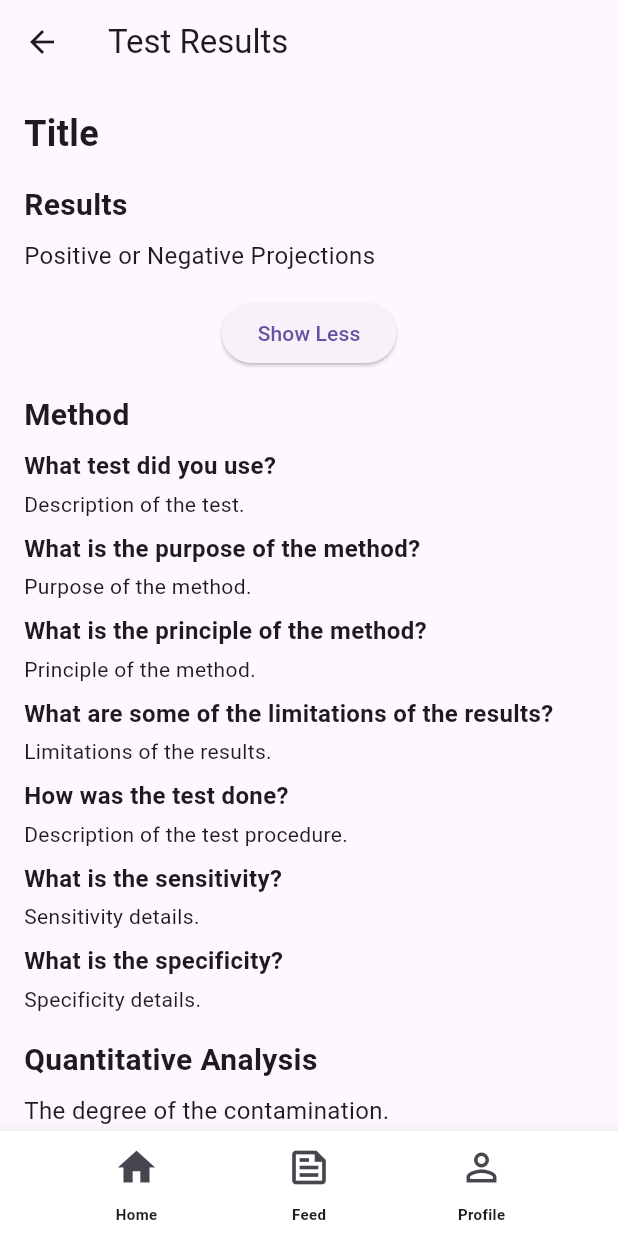
After one commit to Mwansa-1/CAlert, a Flutter app: the ResultPage screen opened by its route, after a tap on "Show More", on a phone screen of 412 x 824 dp. The commit adds this screen. Run offline on Flutter 3.47's test engine with Material 3 defaults, Android fonts, the phone set to English and light mode, and no system bars; our stand-ins replace flutter_bluetooth_serial, flutter_speed_dial, go_router, permission_handler.

Commit message:
bluetooth connectivity and result page

```diff
--- a/c_alert/lib/home.dart
+++ b/c_alert/lib/home.dart
@@ -224,7 +224,9 @@ class _HomePageState extends State<HomePage> {
                   Column(
                     crossAxisAlignment: CrossAxisAlignment.start,
                     children: <Widget>[
-                       Container(
+                       MaterialButton(
+                        onPressed: () => GoRouter.of(context).go('/result'),
+                         child: Container(
                           height: 57.0,
                          decoration: BoxDecoration(
                           color: Colors.white,
@@ -285,6 +287,7 @@ class _HomePageState extends State<HomePage> {
 
                             ],
                           )
+                         ),
                        ),
                        SizedBox(height: 10.0,),
                        //2nd container
--- a/c_alert/lib/main.dart
+++ b/c_alert/lib/main.dart
@@ -13,6 +13,8 @@ import 'home.dart';
 import 'more_info.dart';
 import 'previous_tests.dart';
 import 'bluetooth_scan.dart';
+import 'detailspage.dart';
+import 'result.dart';
 
 void main(){
   runApp(MyApp());
@@ -84,6 +86,13 @@ class MyApp extends StatelessWidget {
             ),
           ),
         ]
+          ),
+          GoRoute(
+            path: 'result',
+            builder: (context, state) => Nav(
+              child: const ResultPage(),
+              currentIndex: 0,
+            ),
           ),
           GoRoute(
             path: 'view_all_previous_tests',
@@ -162,6 +171,16 @@ class MyApp extends StatelessWidget {
               currentIndex: 0,
         ),
       ),
+      GoRoute(
+        path: '/detail',
+        builder: (context, state) {
+          final server = state.extra as BluetoothDevice;
+          return Nav(
+            child : DetailPage(server: server),
+            currentIndex: 0,
+            );
+        },
+      ),
       // GoRoute(
       //       path: '/dashboard',
       //       builder: (context, state) =>  Dashboard(),
--- /dev/null
+++ b/c_alert/lib/result.dart
@@ -0,0 +1,141 @@
+import 'package:flutter/material.dart';
+
+class ResultPage extends StatefulWidget {
+  const ResultPage({super.key});
+
+  @override
+  _ResultPageState createState() => _ResultPageState();
+}
+
+class _ResultPageState extends State<ResultPage> {
+  bool _showDetailedResults = false;
+
+  @override
+  Widget build(BuildContext context) {
+    return Scaffold(
+      appBar: AppBar(
+        title: const Text('Test Results'),
+      ),
+      body: SingleChildScrollView(
+        padding: const EdgeInsets.all(16.0),
+        child: Column(
+          crossAxisAlignment: CrossAxisAlignment.start,
+          children: [
+            const Text(
+              'Title',
+              style: TextStyle(
+                fontSize: 24,
+                fontWeight: FontWeight.bold,
+              ),
+            ),
+            const SizedBox(height: 16),
+            const Text(
+              'Results',
+              style: TextStyle(
+                fontSize: 20,
+                fontWeight: FontWeight.bold,
+              ),
+            ),
+            const SizedBox(height: 8),
+            const Text(
+              'Positive or Negative Projections',
+              style: TextStyle(fontSize: 16),
+            ),
+            const SizedBox(height: 16),
+            Center(
+              child: ElevatedButton(
+                onPressed: () {
+                  setState(() {
+                    _showDetailedResults = !_showDetailedResults;
+                  });
+                },
+                child: Text(_showDetailedResults ? 'Show Less' : 'Show More'),
+              ),
+            ),
+            if (_showDetailedResults) ...[
+              const SizedBox(height: 16),
+              const Text(
+                'Method',
+                style: TextStyle(
+                  fontSize: 20,
+                  fontWeight: FontWeight.bold,
+                ),
+              ),
+              const SizedBox(height: 8),
+              _buildMethodSection(),
+              const SizedBox(height: 16),
+              const Text(
+                'Quantitative Analysis',
+                style: TextStyle(
+                  fontSize: 20,
+                  fontWeight: FontWeight.bold,
+                ),
+              ),
+              const SizedBox(height: 8),
+              const Text(
+                'The degree of the contamination.',
+                style: TextStyle(fontSize: 16),
+              ),
+            ],
+          ],
+        ),
+      ),
+    );
+  }
+
+  Widget _buildMethodSection() {
+    return Column(
+      crossAxisAlignment: CrossAxisAlignment.start,
+      children: const [
+        Text(
+          'What test did you use?',
+          style: TextStyle(fontSize: 16, fontWeight: FontWeight.bold),
+        ),
+        SizedBox(height: 4),
+        Text('Description of the test.'),
+        SizedBox(height: 8),
+        Text(
+          'What is the purpose of the method?',
+          style: TextStyle(fontSize: 16, fontWeight: FontWeight.bold),
+        ),
+        SizedBox(height: 4),
+        Text('Purpose of the method.'),
+        SizedBox(height: 8),
+        Text(
+          'What is the principle of the method?',
+          style: TextStyle(fontSize: 16, fontWeight: FontWeight.bold),
+        ),
+        SizedBox(height: 4),
+        Text('Principle of the method.'),
+        SizedBox(height: 8),
+        Text(
+          'What are some of the limitations of the results?',
+          style: TextStyle(fontSize: 16, fontWeight: FontWeight.bold),
+        ),
+        SizedBox(height: 4),
+        Text('Limitations of the results.'),
+        SizedBox(height: 8),
+        Text(
+          'How was the test done?',
+          style: TextStyle(fontSize: 16, fontWeight: FontWeight.bold),
+        ),
+        SizedBox(height: 4),
+        Text('Description of the test procedure.'),
+        SizedBox(height: 8),
+        Text(
+          'What is the sensitivity?',
+          style: TextStyle(fontSize: 16, fontWeight: FontWeight.bold),
+        ),
+        SizedBox(height: 4),
+        Text('Sensitivity details.'),
+        SizedBox(height: 8),
+        Text(
+          'What is the specificity?',
+          style: TextStyle(fontSize: 16, fontWeight: FontWeight.bold),
+        ),
+        SizedBox(height: 4),
+        Text('Specificity details.'),
+      ],
+    );
+  }
+}
```
Also changed, not shown: c_alert/lib/bluetooth_scan.dart (+7 -0 lines), c_alert/lib/detailspage.dart (added, +139 -0 lines). Lines whose indentation alone changed are shown as unchanged.
